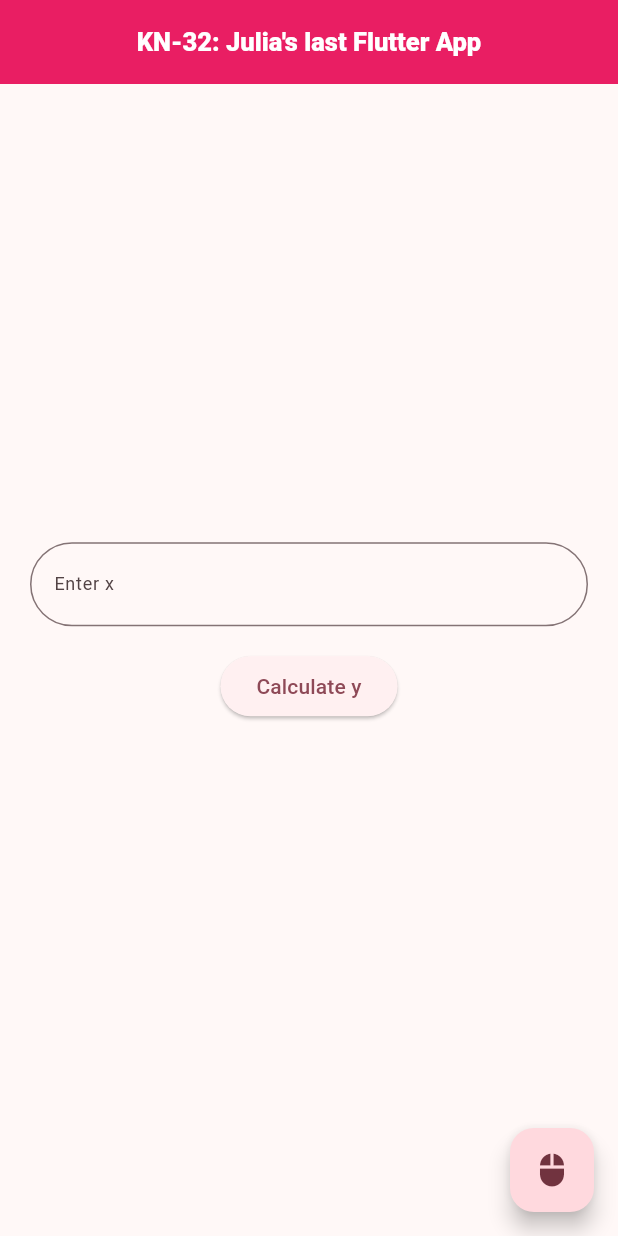
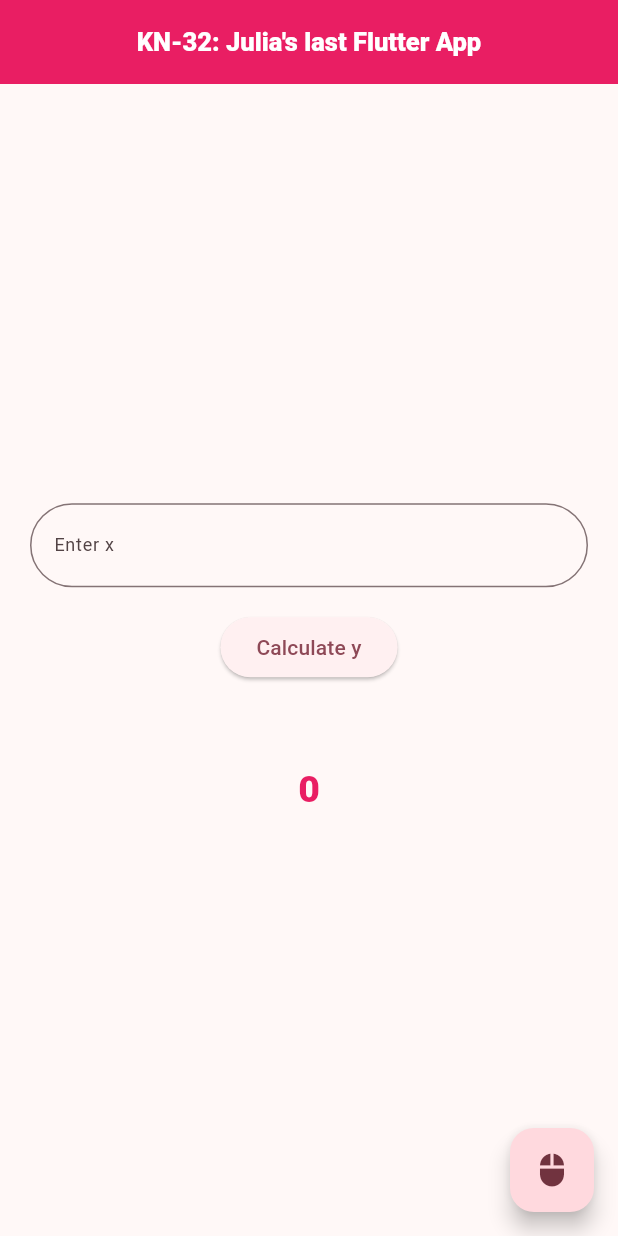
Before and after one commit to jjuulliiaas/laba15, a Flutter app: the screen it shows after launch, on a phone screen of 412 x 824 dp. Run offline on Flutter 3.47's test engine with Material 3 defaults, Android fonts, the phone set to English and light mode, and no system bars.

Commit message:
second commit

```diff
--- a/lib/main.dart
+++ b/lib/main.dart
@@ -40,6 +40,7 @@ class _MyHomePageState extends State<MyHomePage> {
   final FunctionCalculator _calculator = FunctionCalculator();
   final TextEditingController _controller = TextEditingController();
   String _result = '';
+  int _counter = 0;
 
   void _calculate() {
     final input = double.tryParse(_controller.text);
@@ -53,6 +54,13 @@ class _MyHomePageState extends State<MyHomePage> {
       });
     }
   }
+
+  void _incrementCounter() {
+    setState(() {
+      _counter++;
+    });
+  }
+
 
   @override
   Widget build(BuildContext context) {
@@ -90,11 +98,21 @@ class _MyHomePageState extends State<MyHomePage> {
               _result,
               style: Theme.of(context).textTheme.labelLarge,
             ),
+            SizedBox(height: 16),
+            Text(
+              '$_counter',
+              style: TextStyle(
+                fontSize: 25,
+                fontWeight: FontWeight.w900,
+                color: Colors.pink
+              ),
+            ),
           ],
         ),
       ),
+
       floatingActionButton: FloatingActionButton(
-        onPressed: () {},
+        onPressed: _incrementCounter,
         tooltip: 'Increment',
         child: Icon(Icons.mouse),
       ),
```
